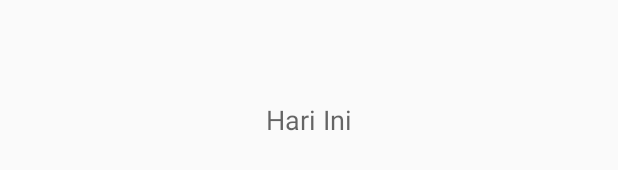
After one commit to rhesaav/FileServiceManagement, an Android app: the layout fragmentday.xml on its own in the app's theme, with its tools: preview values and no code run, on a phone screen of 412 x 824 dp. The commit adds this screen. Shown: the part 498-668 px from the top of the screen. Run offline under Robolectric (Android 15) with nearby library versions, the light colour scheme and no system bars; Roboto replaces fonts that are not available here.

Commit message:
- add fragment - create fragment activity and java class

```diff
--- a/app/build.gradle
+++ b/app/build.gradle
@@ -19,7 +19,7 @@ android {
 }
 
 dependencies {
-    implementation fileTree(dir: 'libs', include: ['*.jar'])
+    implementation fileTree(include: ['*.jar'], dir: 'libs')
     implementation 'com.android.support:appcompat-v7:28.0.0'
     implementation 'com.android.support.constraint:constraint-layout:1.1.3'
     implementation 'com.android.support:design:28.0.0'
@@ -28,4 +28,5 @@ dependencies {
     androidTestImplementation 'com.android.support.test:runner:1.0.2'
     androidTestImplementation 'com.android.support.test.espresso:espresso-core:3.0.2'
     implementation 'com.android.support:cardview-v7:28.0.0'
+    implementation 'com.android.support:support-v13:28.0.0'
 }
--- /dev/null
+++ b/app/src/main/res/layout/fragmentday.xml
@@ -0,0 +1,13 @@
+<?xml version="1.0" encoding="utf-8"?>
+<RelativeLayout xmlns:android="http://schemas.android.com/apk/res/android"
+    android:layout_width="match_parent"
+    android:layout_height="match_parent"
+    android:orientation="vertical">
+
+    <TextView
+        android:layout_width="wrap_content"
+        android:layout_height="wrap_content"
+        android:layout_centerInParent="true"
+        android:text="@string/day"
+        android:textAppearance="@style/TextAppearance.AppCompat.Medium" />
+</RelativeLayout>
--- a/app/src/main/res/values/colors.xml
+++ b/app/src/main/res/values/colors.xml
@@ -3,4 +3,6 @@
     <color name="colorPrimary">#008577</color>
     <color name="colorPrimaryDark">#00574B</color>
     <color name="colorAccent">#D81B60</color>
+    <color name="pink">#FCE4EC</color>
+    <color name="color_white_semitransparent">#99FFFFFF</color>
 </resources>
--- a/app/src/main/res/values/dimens.xml
+++ b/app/src/main/res/values/dimens.xml
@@ -2,4 +2,7 @@
     <!-- Default screen margins, per the Android Design guidelines. -->
     <dimen name="activity_horizontal_margin">16dp</dimen>
     <dimen name="activity_vertical_margin">16dp</dimen>
+    <dimen name="tab_max_width">264dp</dimen>
+    <dimen name="tab_indicator_height">3dp</dimen>
+    <dimen name="text_tab_size">14sp</dimen>
 </resources>
--- a/app/src/main/res/values/strings.xml
+++ b/app/src/main/res/values/strings.xml
@@ -13,4 +13,6 @@
     <string name="permission_rationale">"Contacts permissions are needed for providing email
         completions."
     </string>
+    <string name="day">Hari Ini</string>
+    <string name="history">History</string>
 </resources>
```
Also changed, not shown: app/src/main/java/id/transdigital/fileservicemanagement/DayFragment.java (added, +18 -0 lines), app/src/main/java/id/transdigital/fileservicemanagement/HistoryFragment.java (added, +18 -0 lines), app/src/main/res/layout/activity_abesensi.xml (+33 -2 lines), app/src/main/res/layout/fragmenthistory.xml (added, +13 -0 lines), app/src/main/res/values/styles.xml (+18 -0 lines).
